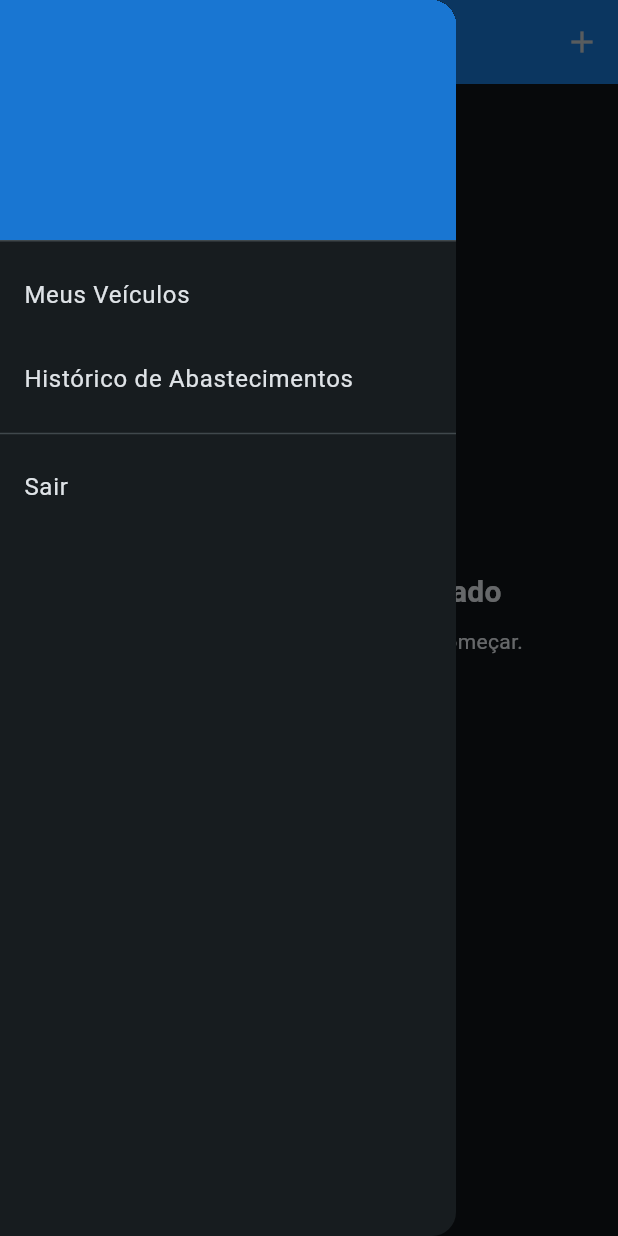
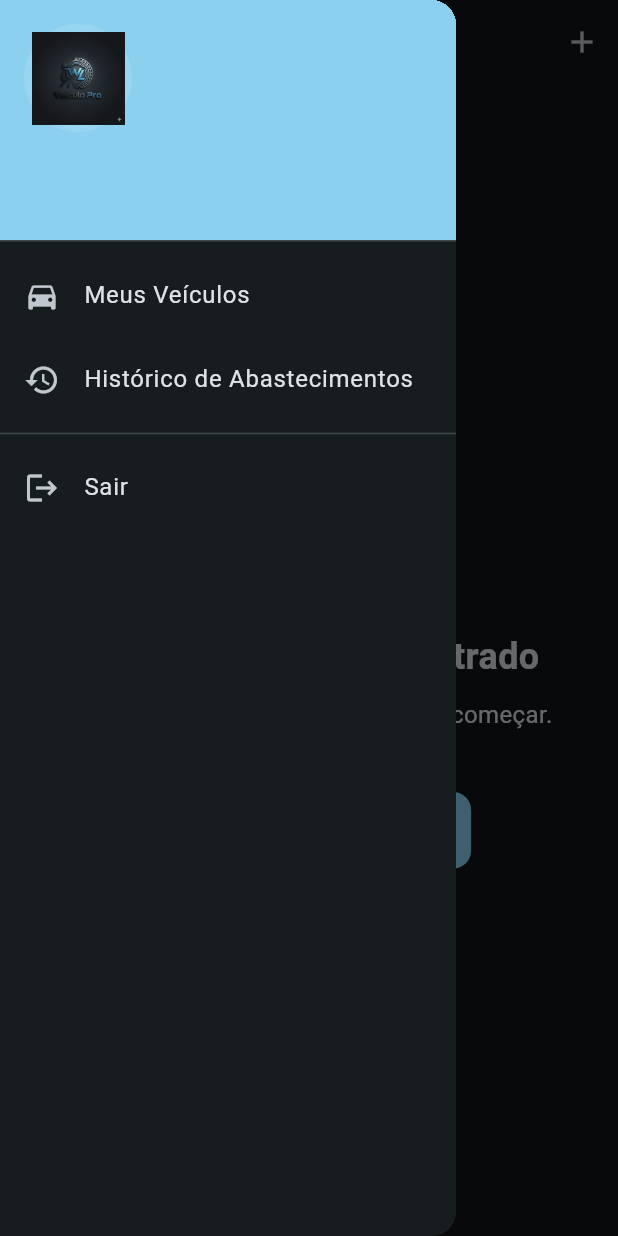
Before and after one commit to Wilsonlf/ProvaFlutter, a Flutter app: the screen it shows once a user with an empty profile is signed in, in the side drawer, after a tap on "Adicionar Veículo", on a phone screen of 412 x 824 dp. Run offline on Flutter 3.47's test engine with Material 3 defaults, Android fonts, the phone set to English and light mode, and no system bars; our stand-ins replace cloud_firestore, firebase_auth, firebase_core; accounts and stored records are empty.

Commit message:
style(theme): tema customizado e navegação

```diff
--- a/lib/telas/home/home.dart
+++ b/lib/telas/home/home.dart
@@ -20,7 +20,6 @@ class Home extends StatelessWidget {
     return Scaffold(
       appBar: AppBar(
         title: Text(user?.displayName ?? 'Meus Veículos'),
-        backgroundColor: Colors.blue[700],
         actions: [
           IconButton(
             icon: const Icon(Icons.add),
@@ -38,30 +37,32 @@ class Home extends StatelessWidget {
         child: ListView(
           padding: EdgeInsets.zero,
           children: [
-            DrawerHeader(
-              child: Column(
-                crossAxisAlignment: CrossAxisAlignment.start,
-                mainAxisAlignment: MainAxisAlignment.end,
-                children: [
-                  Text(user?.displayName ?? 'Usuário',
-                      style: const TextStyle(
-                          color: Colors.white,
-                          fontSize: 18,
-                          fontWeight: FontWeight.bold)),
-                  Text(user?.email ?? '',
-                      style:
-                          const TextStyle(color: Colors.white70, fontSize: 14)),
-                ],
+            UserAccountsDrawerHeader(
+              accountName: Text(user?.displayName ?? 'Usuário'),
+              accountEmail: Text(user?.email ?? ''),
+              currentAccountPicture: CircleAvatar(
+                backgroundColor: Colors.white.withOpacity(0.1),
+                child: Padding(
+                  padding: const EdgeInsets.all(5.0),
+                  child: Image.asset(
+                    'assets/images/logo_wl.png',
+                    fit: BoxFit.contain,
                   ),
-              decoration: BoxDecoration(color: Colors.blue[700]),
+                ),
+              ),
+              decoration: BoxDecoration(
+                color: Theme.of(context).colorScheme.primary,
+              ),
             ),
             ListTile(
+              leading: const Icon(Icons.directions_car),
               title: const Text('Meus Veículos'),
               onTap: () {
                 Navigator.pop(context);
               },
             ),
             ListTile(
+              leading: const Icon(Icons.history),
               title: const Text('Histórico de Abastecimentos'),
               onTap: () {
                 Navigator.pop(context);
@@ -75,6 +76,7 @@ class Home extends StatelessWidget {
             ),
             const Divider(),
             ListTile(
+              leading: const Icon(Icons.logout),
               title: const Text('Sair'),
               onTap: () {
                 authService.signOut();
@@ -102,13 +104,20 @@ class Home extends StatelessWidget {
             itemCount: veiculos.length,
             itemBuilder: (context, index) {
               final veiculo = veiculos[index];
-              return ListTile(
+              return Card(
+                margin: const EdgeInsets.symmetric(horizontal: 10, vertical: 5),
+                child: ListTile(
+                  leading: Icon(Icons.directions_car,
+                      color: Theme.of(context).colorScheme.primary),
                   title: Text(
                     '${veiculo.marca} ${veiculo.modelo}',
                     style: const TextStyle(fontWeight: FontWeight.bold),
                   ),
-                subtitle: Text('Placa: ${veiculo.placa} | Ano: ${veiculo.ano}'),
-                trailing: TextButton(
+                  subtitle:
+                      Text('Placa: ${veiculo.placa} | Ano: ${veiculo.ano}'),
+                  trailing: IconButton(
+                    icon: Icon(Icons.delete_outline,
+                        color: Theme.of(context).colorScheme.error),
                     onPressed: () async {
                       final bool deletar = await showDialog(
                             context: context,
@@ -118,7 +127,8 @@ class Home extends StatelessWidget {
                                   'Deseja realmente excluir o veículo ${veiculo.modelo}?'),
                               actions: [
                                 TextButton(
-                                onPressed: () => Navigator.pop(context, false),
+                                  onPressed: () =>
+                                      Navigator.pop(context, false),
                                   child: const Text('Cancelar'),
                                 ),
                                 TextButton(
@@ -134,8 +144,6 @@ class Home extends StatelessWidget {
                         veiculoService.deleteVeiculo(veiculo.id!);
                       }
                     },
-                  style: TextButton.styleFrom(foregroundColor: Colors.red),
-                  child: const Text('Excluir'),
                   ),
                   onTap: () {
                     Navigator.push(
@@ -146,6 +154,7 @@ class Home extends StatelessWidget {
                       ),
                     );
                   },
+                ),
               );
             },
           );
@@ -159,32 +168,38 @@ class Home extends StatelessWidget {
       child: Column(
         mainAxisAlignment: MainAxisAlignment.center,
         children: [
+          Icon(
+            Icons.directions_car_filled,
+            size: 100,
+            color: Theme.of(context).colorScheme.primary,
+          ),
+          const SizedBox(height: 20),
+          const Text(
+            'Nenhum veículo cadastrado',
+            style: TextStyle(fontSize: 24, fontWeight: FontWeight.bold),
+          ),
           const SizedBox(height: 10),
           const Text(
-            'Nenhum veículo cadastrado',
-            style: TextStyle(fontSize: 20, fontWeight: FontWeight.bold),
+            'Adicione seu primeiro veículo para começar.',
+            style: TextStyle(fontSize: 16),
           ),
-          const SizedBox(height: 8),
-          const Text(
-            'Adicione seu primeiro veículo para começar.',
-            style: TextStyle(fontSize: 14),
+          const SizedBox(height: 40),
+          FilledButton.icon(
+            icon: const Icon(Icons.add),
+            label: const Text('Adicionar Veículo'),
+            style: FilledButton.styleFrom(
+              padding: const EdgeInsets.symmetric(horizontal: 32, vertical: 16),
+              textStyle: const TextStyle(
+                fontSize: 16,
+                fontWeight: FontWeight.bold,
               ),
-          const SizedBox(height: 24),
-          ElevatedButton(
+            ),
             onPressed: () {
               Navigator.push(
                 context,
                 MaterialPageRoute(builder: (context) => const VeiculoForm()),
               );
             },
-            style: ElevatedButton.styleFrom(
-              backgroundColor: Colors.blue[700],
-              padding: const EdgeInsets.symmetric(horizontal: 28, vertical: 12),
-            ),
-            child: const Text(
-              'Adicionar Veículo',
-              style: TextStyle(color: Colors.black),
-            ),
           ),
         ],
       ),
--- a/lib/telas/verif/login.dart
+++ b/lib/telas/verif/login.dart
@@ -1,7 +1,9 @@
 import 'package:flutter/material.dart';
 import 'package:provider/provider.dart';
-import 'package:prova_p2/auth/autenticacao.dart';
-import 'package:prova_p2/telas/verif/cadastro.dart';
+
+// --- Imports Relativos Corretos ---
+import '../../auth/autenticacao.dart';
+import 'cadastro.dart';
 
 class LoginScreen extends StatefulWidget {
   const LoginScreen({super.key});
@@ -33,9 +35,13 @@ class _LoginScreenState extends State<LoginScreen> {
 
     setState(() => _isLoading = false);
 
+    // Usa a mensagem de erro vinda do AuthService
     if (error != null) {
       ScaffoldMessenger.of(context).showSnackBar(
-        SnackBar(content: Text(error)),
+        SnackBar(
+          content: Text(error),
+          backgroundColor: Theme.of(context).colorScheme.error,
+        ),
       );
     }
   }
@@ -50,80 +56,86 @@ class _LoginScreenState extends State<LoginScreen> {
   @override
   Widget build(BuildContext context) {
     return Scaffold(
-      appBar: AppBar(
-        title: const Text('Login'),
-        backgroundColor: Colors.blue[700],
-      ),
       body: Center(
         child: SingleChildScrollView(
-          padding: const EdgeInsets.all(20),
+          padding: const EdgeInsets.all(24.0),
           child: Form(
             key: _formKey,
             child: Column(
               mainAxisAlignment: MainAxisAlignment.center,
+              crossAxisAlignment: CrossAxisAlignment.stretch,
               children: [
-                const Text(
-                  'Bem-vindo',
-                  style: TextStyle(fontSize: 28, fontWeight: FontWeight.bold),
+                Image.asset(
+                  'assets/images/logo_wl.png',
+                  height: 120,
+                  colorBlendMode: BlendMode.dst,
                 ),
-                const SizedBox(height: 30),
-                SizedBox(
-                  width: 300,
-                  child: TextField(
-                    controller: _emailController,
-                    decoration: InputDecoration(
-                      labelText: 'E-mail',
-                      border: OutlineInputBorder(
-                        borderRadius: BorderRadius.circular(8),
+                const SizedBox(height: 16),
+                Text(
+                  'Bem-vindo de volta!',
+                  textAlign: TextAlign.center,
+                  style: Theme.of(context).textTheme.headlineSmall?.copyWith(
+                        fontWeight: FontWeight.bold,
                       ),
                 ),
+                Text(
+                  'Acesse seu gerenciador de veículos.',
+                  textAlign: TextAlign.center,
+                  style: Theme.of(context).textTheme.bodyMedium,
+                ),
+                const SizedBox(height: 40),
+                TextFormField(
+                  controller: _emailController,
+                  decoration: const InputDecoration(
+                    labelText: 'E-mail',
+                    prefixIcon: Icon(Icons.email_outlined),
+                  ),
                   keyboardType: TextInputType.emailAddress,
-                  ),
+                  autocorrect: false,
+                  validator: (value) {
+                    if (value == null || value.trim().isEmpty) {
+                      return 'Por favor, insira seu e-mail.';
+                    }
+                    if (!value.contains('@') || !value.contains('.')) {
+                      return 'Por favor, insira um e-mail válido.';
+                    }
+                    return null;
+                  },
                 ),
                 const SizedBox(height: 16),
-                SizedBox(
-                  width: 300,
-                  child: TextField(
+                TextFormField(
                   controller: _passwordController,
-                    decoration: InputDecoration(
+                  decoration: const InputDecoration(
                     labelText: 'Senha',
-                      border: OutlineInputBorder(
-                        borderRadius: BorderRadius.circular(8),
-                      ),
+                    prefixIcon: Icon(Icons.lock_outline),
                   ),
                   obscureText: true,
-                  ),
+                  validator: (value) {
+                    if (value == null || value.trim().isEmpty) {
+                      return 'Por favor, insira sua senha.';
+                    }
+                    return null;
+                  },
                 ),
                 const SizedBox(height: 24),
                 _isLoading
-                    ? const CircularProgressIndicator()
-                    : SizedBox(
-                        width: 300,
-                        child: ElevatedButton(
+                    ? const Center(child: CircularProgressIndicator())
+                    : FilledButton(
                         onPressed: _login,
-                          style: ElevatedButton.styleFrom(
-                            backgroundColor: Colors.blue[700],
-                            padding: const EdgeInsets.symmetric(vertical: 12),
-                          ),
-                          child: const Text(
-                            'Entrar',
-                            style: TextStyle(color: Colors.black),
-                          ),
-                        ),
+                        child: const Text('Entrar'),
                       ),
                 const SizedBox(height: 16),
                 TextButton(
-                  onPressed: () {
+                  onPressed: _isLoading
+                      ? null
+                      : () {
                           Navigator.of(context).push(
                             MaterialPageRoute(
                               builder: (context) => const RegisterScreen(),
                             ),
                           );
                         },
-                  child: const Text(
-                    'Cadastre-se',
-                    style: TextStyle(color: Colors.black),
-                  ),
+                  child: const Text('Não tem uma conta? Cadastre-se'),
                 ),
               ],
             ),
```
Also changed, not shown: pubspec.yaml (+11 -5 lines), assets/images/logo_wl.png (added). Lines whose indentation alone changed are shown as unchanged.
